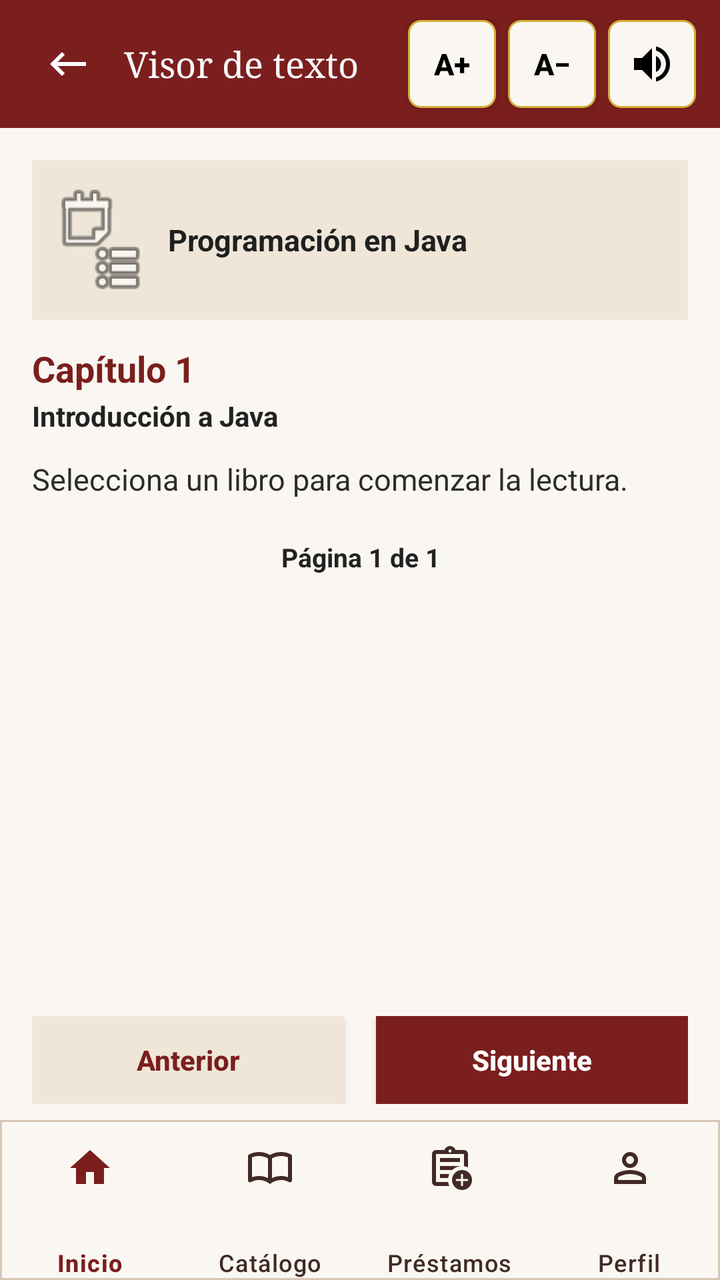
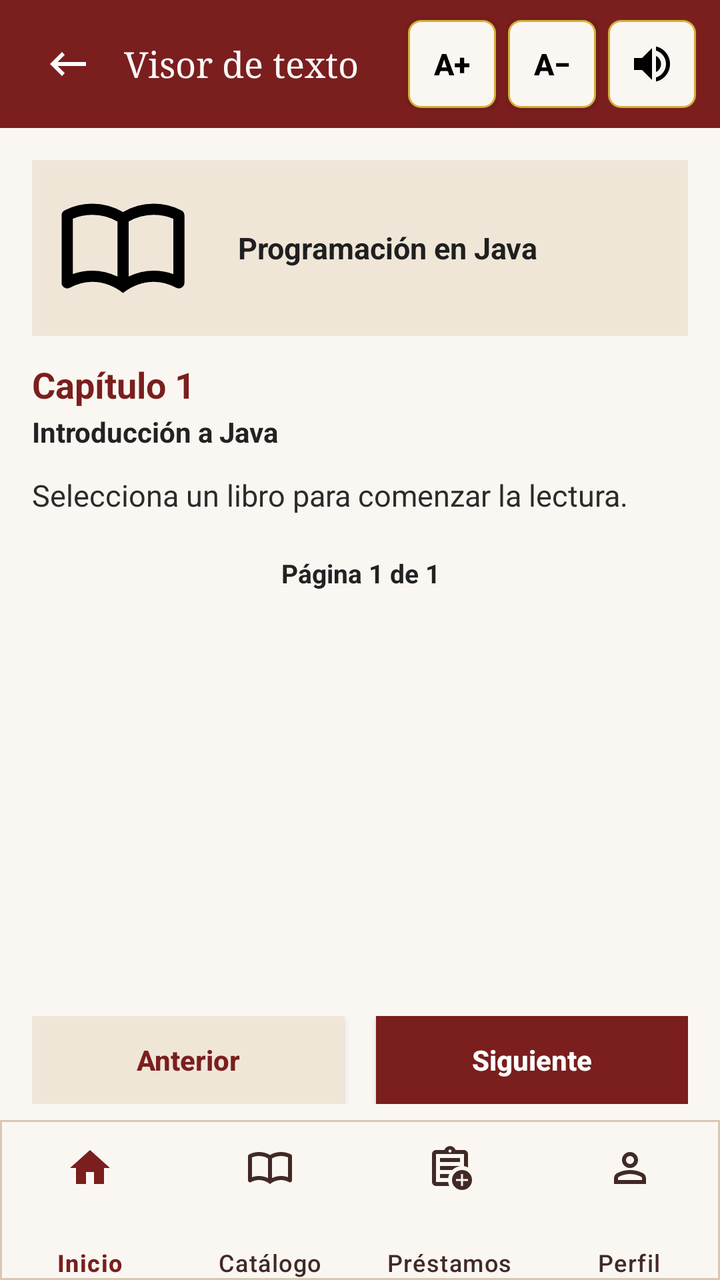

The first picture is an Android layout as it rendered before a commit; the second is the same layout after the commit. The layout source and the unified diff follow.
<!-- AndroidManifest.xml: application theme Theme.Bibliodesk_movil -->
<!-- res/layout/activity_visortexto.xml -->
<?xml version="1.0" encoding="utf-8"?>
<androidx.constraintlayout.widget.ConstraintLayout xmlns:android="http://schemas.android.com/apk/res/android"
    xmlns:app="http://schemas.android.com/apk/res-auto"
    xmlns:tools="http://schemas.android.com/tools"
    android:id="@+id/main"
    android:layout_width="match_parent"
    android:layout_height="match_parent"
    android:background="#7B1E1E"
    tools:context=".Vista.VisortextoActivity">

    
    <LinearLayout
        android:id="@+id/linearLayout"
        android:layout_width="0dp"
        android:layout_height="64dp"
        android:background="#7B1E1E"
        android:gravity="center_vertical"
        android:orientation="horizontal"
        android:paddingStart="12dp"
        android:paddingEnd="12dp"
        app:layout_constraintEnd_toEndOf="parent"
        app:layout_constraintStart_toStartOf="parent"
        app:layout_constraintTop_toTopOf="parent">

        <ImageButton
            android:id="@+id/btnRegresar"
            android:layout_width="44dp"
            android:layout_height="44dp"
            android:background="?attr/selectableItemBackgroundBorderless"
            android:clickable="true"
            android:contentDescription="Regresar"
            android:focusable="true"
            app:srcCompat="@drawable/ic_regresar" />

        <TextView
            android:id="@+id/txtSeccion"
            android:layout_width="0dp"
            android:layout_height="wrap_content"
            android:layout_marginStart="6dp"
            android:layout_marginEnd="6dp"
            android:layout_weight="1"
            android:ellipsize="end"
            android:fontFamily="serif"
            android:maxLines="1"
            android:text="@string/txtvisor"
            android:textColor="#F8F8F8"
            android:textSize="18sp" />

        <androidx.appcompat.widget.AppCompatButton
            android:id="@+id/btnAumentarTexto"
            android:layout_width="44dp"
            android:layout_height="44dp"
            android:background="@drawable/fondo_boton_accesibilidad"
            android:contentDescription="Aumentar tamaño del texto"
            android:minWidth="0dp"
            android:minHeight="0dp"
            android:padding="0dp"
            android:text="A+"
            android:textAllCaps="false"
            android:textColor="#000000"
            android:textSize="15sp"
            android:textStyle="bold" />

        <androidx.appcompat.widget.AppCompatButton
            android:id="@+id/btnDisminuirTexto"
            android:layout_width="44dp"
            android:layout_height="44dp"
            android:layout_marginStart="6dp"
            android:background="@drawable/fondo_boton_accesibilidad"
            android:contentDescription="Disminuir tamaño del texto"
            android:minWidth="0dp"
            android:minHeight="0dp"
            android:padding="0dp"
            android:text="A−"
            android:textAllCaps="false"
            android:textColor="#000000"
            android:textSize="15sp"
            android:textStyle="bold" />

        <ImageButton
            android:id="@+id/btnLecturaVoz"
            android:layout_width="44dp"
            android:layout_height="44dp"
            android:layout_marginStart="6dp"
            android:background="@drawable/fondo_boton_accesibilidad"
            android:contentDescription="Leer pantalla en voz alta"
            android:padding="10dp"
            app:srcCompat="@drawable/ic_lectura_voz"
            app:tint="#000000" />
    </LinearLayout>

    
    <LinearLayout
        android:id="@+id/linearLayout2"
        android:layout_width="0dp"
        android:layout_height="0dp"
        android:background="#FAF7F2"
        android:orientation="vertical"
        android:padding="16dp"
        app:layout_constraintBottom_toTopOf="@id/panelPaginacionVisor"
        app:layout_constraintEnd_toEndOf="parent"
        app:layout_constraintStart_toStartOf="parent"
        app:layout_constraintTop_toBottomOf="@id/linearLayout">

        
        <LinearLayout
            android:layout_width="match_parent"
            android:layout_height="wrap_content"
            android:background="#EFE6D8"
            android:gravity="center_vertical"
            android:orientation="horizontal"
            android:padding="12dp">

            <ImageView
                android:id="@+id/imgPortadaVisor"
                android:layout_width="44dp"
                android:layout_height="56dp"
                android:contentDescription="Portada del libro"
                android:scaleType="centerCrop"
                android:src="@android:drawable/ic_menu_agenda" />

            <LinearLayout
                android:layout_width="0dp"
                android:layout_height="wrap_content"
                android:layout_marginStart="12dp"
                android:layout_weight="1"
                android:orientation="vertical">

                <TextView
                    android:id="@+id/txtTituloLibroVisor"
                    android:layout_width="match_parent"
                    android:layout_height="wrap_content"
                    android:text="Programación en Java"
                    android:textColor="#1F1F1F"
                    android:textSize="15sp"
                    android:textStyle="bold" />

            </LinearLayout>
        </LinearLayout>

        
        <ScrollView
            android:id="@+id/scrollContenidoVisor"
            android:layout_width="match_parent"
            android:layout_height="0dp"
            android:layout_marginTop="12dp"
            android:layout_weight="1"
            android:fillViewport="true">

            <LinearLayout
                android:layout_width="match_parent"
                android:layout_height="wrap_content"
                android:orientation="vertical">

                <TextView
                    android:id="@+id/txtCapituloVisor"
                    android:layout_width="match_parent"
                    android:layout_height="wrap_content"
                    android:text="Capítulo 1"
                    android:textColor="#7B1E1E"
                    android:textSize="18sp"
                    android:textStyle="bold" />

                <TextView
                    android:id="@+id/txtSubcapituloVisor"
                    android:layout_width="match_parent"
                    android:layout_height="wrap_content"
                    android:layout_marginTop="2dp"
                    android:text="Introducción a Java"
                    android:textColor="#222222"
                    android:textSize="14sp"
                    android:textStyle="bold" />

                <TextView
                    android:id="@+id/txtContenidoVisor"
                    android:layout_width="match_parent"
                    android:layout_height="wrap_content"
                    android:layout_marginTop="12dp"
                    android:lineSpacingExtra="4dp"
                    android:text="Selecciona un libro para comenzar la lectura."
                    android:textColor="#2B2B2B"
                    android:textSize="15sp" />

                <TextView
                    android:id="@+id/txtPaginaVisor"
                    android:layout_width="match_parent"
                    android:layout_height="wrap_content"
                    android:layout_marginTop="20dp"
                    android:gravity="center"
                    android:text="Página 1 de 1"
                    android:textColor="#222222"
                    android:textSize="13sp"
                    android:textStyle="bold" />
            </LinearLayout>
        </ScrollView>
    </LinearLayout>

    
    <LinearLayout
        android:id="@+id/panelPaginacionVisor"
        android:layout_width="0dp"
        android:layout_height="wrap_content"
        android:background="#FAF7F2"
        android:gravity="center"
        android:orientation="horizontal"
        android:paddingHorizontal="16dp"
        android:paddingVertical="8dp"
        app:layout_constraintBottom_toTopOf="@id/menuInferior"
        app:layout_constraintEnd_toEndOf="parent"
        app:layout_constraintStart_toStartOf="parent">

        <androidx.appcompat.widget.AppCompatButton
            android:id="@+id/btnAnteriorPagina"
            android:layout_width="0dp"
            android:layout_height="44dp"
            android:layout_marginEnd="8dp"
            android:layout_weight="1"
            android:background="#EFE6D8"
            android:text="Anterior"
            android:textAllCaps="false"
            android:textColor="#7B1E1E"
            android:textStyle="bold" />

        <androidx.appcompat.widget.AppCompatButton
            android:id="@+id/btnSiguientePagina"
            android:layout_width="0dp"
            android:layout_height="44dp"
            android:layout_marginStart="8dp"
            android:layout_weight="1"
            android:background="#7B1E1E"
            android:text="Siguiente"
            android:textAllCaps="false"
            android:textColor="#FFFFFF"
            android:textStyle="bold" />
    </LinearLayout>

    
    <com.google.android.material.bottomnavigation.BottomNavigationView
        android:id="@+id/menuInferior"
        android:layout_width="0dp"
        android:layout_height="wrap_content"
        android:background="@drawable/fondo_menu"
        android:paddingBottom="0dp"
        app:itemActiveIndicatorStyle="@style/IndicadorMenu"
        app:itemIconSize="24dp"
        app:itemIconTint="@color/color_menu"
        app:itemPaddingBottom="4dp"
        app:itemTextColor="@color/color_menu"
        app:labelVisibilityMode="labeled"
        app:layout_constraintBottom_toBottomOf="parent"
        app:layout_constraintEnd_toEndOf="parent"
        app:layout_constraintStart_toStartOf="parent"
        app:menu="@menu/menu_inferior" />

</androidx.constraintlayout.widget.ConstraintLayout>
<!-- resources referenced by this layout -->
<resources>
  <!-- drawable fondo_boton_accesibilidad (drawable) -->
  <?xml version="1.0" encoding="utf-8"?>
  <selector xmlns:android="http://schemas.android.com/apk/res/android">
  
      <item android:state_selected="true">
          <shape android:shape="rectangle">
              <solid android:color="#D4AF37" />
              <corners android:radius="6dp" />
          </shape>
      </item>
  
      <item android:state_pressed="true">
          <shape android:shape="rectangle">
              <solid android:color="#D4AF37" />
              <corners android:radius="6dp" />
          </shape>
      </item>
  
      <item>
          <shape android:shape="rectangle">
              <solid android:color="#FAF7F2" />
              <stroke android:width="1dp" android:color="#D4AF37" />
              <corners android:radius="6dp" />
          </shape>
      </item>
  
  </selector>
  <!-- drawable fondo_menu (drawable) -->
  <?xml version="1.0" encoding="utf-8"?>
  <shape xmlns:android="http://schemas.android.com/apk/res/android"
      android:shape="rectangle">
  
      
      <solid android:color="#FAF7F2" />
  
      
      <stroke
          android:width="1dp"
          android:color="#D8C7B5" />
  
  </shape>
  <!-- drawable ic_lectura_voz (drawable) -->
  <vector xmlns:android="http://schemas.android.com/apk/res/android" android:autoMirrored="true" android:height="24dp" android:tint="#000000" android:viewportHeight="24" android:viewportWidth="24" android:width="24dp">
        
      <path android:fillColor="@android:color/white" android:pathData="M3,9v6h4l5,5L12,4L7,9L3,9zM16.5,12c0,-1.77 -1.02,-3.29 -2.5,-4.03v8.05c1.48,-0.73 2.5,-2.25 2.5,-4.02zM14,3.23v2.06c2.89,0.86 5,3.54 5,6.71s-2.11,5.85 -5,6.71v2.06c4.01,-0.91 7,-4.49 7,-8.77s-2.99,-7.86 -7,-8.77z"/>
      
  </vector>
  <!-- drawable ic_regresar (drawable) -->
  <vector xmlns:android="http://schemas.android.com/apk/res/android" android:autoMirrored="true" android:height="24dp" android:tint="#FFFFFF" android:viewportHeight="960" android:viewportWidth="960" android:width="24dp">
  
      <path android:fillColor="@android:color/white" android:pathData="M360,720L120,480L360,240L416,296L272,440L840,440L840,520L272,520L416,664L360,720Z"/>
  
  </vector>
  <string name="txtvisor">Visor de texto</string>
  <style name="IndicadorMenu" parent="Widget.Material3.BottomNavigationView.ActiveIndicator">
          <item name="android:color">#F3E9D2</item>
      </style>
  <style name="Theme.Bibliodesk_movil" parent="Base.Theme.Bibliodesk_movil" />
  <style name="Base.Theme.Bibliodesk_movil" parent="Theme.Material3.DayNight.NoActionBar">
          
          
      </style>
</resources>

<!-- the commit's change to res/layout/activity_visortexto.xml (unified diff, before → after) -->
@@ -33,7 +33,7 @@
             app:srcCompat="@drawable/ic_regresar" />
 
         <TextView
-            android:id="@+id/txtSeccion"
+            android:id="@+id/txthistorialprestamo"
             android:layout_width="0dp"
             android:layout_height="wrap_content"
             android:layout_marginStart="6dp"
@@ -89,7 +89,7 @@
             app:tint="#000000" />
     </LinearLayout>
 
-    
+
     <LinearLayout
         android:id="@+id/linearLayout2"
         android:layout_width="0dp"
@@ -102,7 +102,7 @@
         app:layout_constraintStart_toStartOf="parent"
         app:layout_constraintTop_toBottomOf="@id/linearLayout">
 
-        
+
         <LinearLayout
             android:layout_width="match_parent"
             android:layout_height="wrap_content"
@@ -112,12 +112,13 @@
             android:padding="12dp">
 
             <ImageView
-                android:id="@+id/imgPortadaVisor"
-                android:layout_width="44dp"
-                android:layout_height="56dp"
+                android:id="@+id/ivPortadaVisor"
+                android:layout_width="67dp"
+                android:layout_height="64dp"
+                android:layout_marginEnd="12dp"
                 android:contentDescription="Portada del libro"
                 android:scaleType="centerCrop"
-                android:src="@android:drawable/ic_menu_agenda" />
+                app:srcCompat="@drawable/ic_catalogo" />
 
             <LinearLayout
                 android:layout_width="0dp"
<!-- resource entries referenced after the edit -->
@@ -41,6 +41,12 @@
           android:color="#D8C7B5" />
   
   </shape>
+  <!-- drawable ic_catalogo (drawable) -->
+  <vector xmlns:android="http://schemas.android.com/apk/res/android" android:height="24dp" android:tint="#000000" android:viewportHeight="960" android:viewportWidth="960" android:width="24dp">
+        
+      <path android:fillColor="@android:color/white" android:pathData="M260,640Q307,640 351.5,650.5Q396,661 440,682L440,288Q399,264 353,252Q307,240 260,240Q224,240 188.5,247Q153,254 120,268Q120,268 120,268Q120,268 120,268L120,664Q120,664 120,664Q120,664 120,664Q155,652 189.5,646Q224,640 260,640ZM520,682Q564,661 608.5,650.5Q653,640 700,640Q736,640 770.5,646Q805,652 840,664Q840,664 840,664Q840,664 840,664L840,268Q840,268 840,268Q840,268 840,268Q807,254 771.5,247Q736,240 700,240Q653,240 607,252Q561,264 520,288L520,682ZM480,800Q432,762 376,741Q320,720 260,720Q218,720 177.5,731Q137,742 100,762Q79,773 59.5,761Q40,749 40,726L40,244Q40,233 45.5,223Q51,213 62,208Q108,184 158,172Q208,160 260,160Q318,160 373.5,175Q429,190 480,220Q531,190 586.5,175Q642,160 700,160Q752,160 802,172Q852,184 898,208Q909,213 914.5,223Q920,233 920,244L920,726Q920,749 900.5,761Q881,773 860,762Q823,742 782.5,731Q742,720 700,720Q640,720 584,741Q528,762 480,800ZM280,466Q280,466 280,466Q280,466 280,466L280,466Q280,466 280,466Q280,466 280,466Q280,466 280,466Q280,466 280,466Q280,466 280,466Q280,466 280,466L280,466Q280,466 280,466Q280,466 280,466Q280,466 280,466Q280,466 280,466Z"/>
+      
+  </vector>
   <!-- drawable ic_lectura_voz (drawable) -->
   <vector xmlns:android="http://schemas.android.com/apk/res/android" android:autoMirrored="true" android:height="24dp" android:tint="#000000" android:viewportHeight="24" android:viewportWidth="24" android:width="24dp">
         
